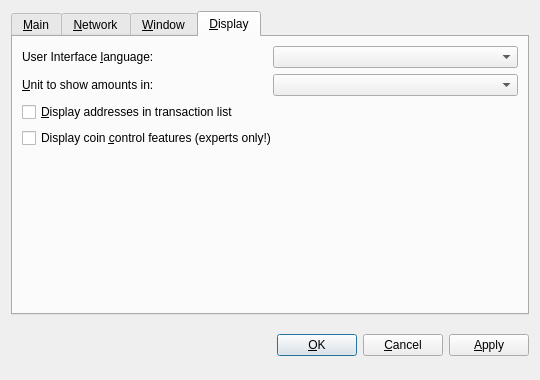
Above: src/qt/forms/optionsdialog.ui from PAXcoinnetwork/guerillacoin before the change. Below: the same form after it.
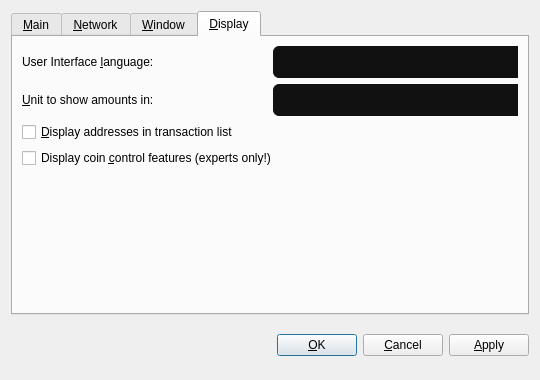
That is the form after the change. The open tabs and pages were chosen to show the change. Icons and pictures are not drawn. Custom widgets are drawn as their Qt base class.

Diff of the .ui file:
```diff
--- a/src/qt/forms/optionsdialog.ui
+++ b/src/qt/forms/optionsdialog.ui
@@ -13,12 +13,350 @@
   <property name="windowTitle">
    <string>Options</string>
   </property>
+  <property name="styleSheet">
+   <string notr="true">QDialog, QFrame {
+	color: white;
+	background-color: #222;
+	border: none;
+}
+
+QLabel {
+	background-color: transparent;
+}
+
+QCheckBox {
+    color: white;
+}
+
+QFrame#central { background-color: #222; border: none }
+QFrame#frame, QFrame#frame_2, QFrame#frame_3 {
+	background-color: #111;
+	border-style: plain;
+	border-width: 20px;
+	border-radius: 20px;
+	border-color: #111;
+	min-width: 10em;
+	padding: 6px;
+}
+QLabel[openExternalLinks=true], QHeaderView { color: #cca000 }
+QLabel[openExternalLinks=false] { color: white; font-weight: normal }
+QPushButton, QToolButton {
+	border: 4px solid #111;
+	border-radius: 12px;
+	background-color: #111;
+	color: white;
+	padding: 6px;
+	margin: 6px;
+}
+QPushButton:pressed, QToolButton:checked {
+	color: #cca000;
+}
+QPushButton:pressed, QToolButton:pressed {
+	border-color: #cca000;
+	color: #cca000;
+}
+QPushButton:disabled, QToolButton:disabled {
+	color: #444;
+	background-color: #222;
+}
+
+
+#scrollAreaWidgetContents QToolButton {
+	border-radius: 8px;
+	border-width: 0px;
+}
+
+/* the background-color is overridden to transparent for mac os x 
+   due to the entire toolbar area not being drawable in a regular
+   QMainWindow
+*/
+QToolBar { background: #222; border: 0px solid black; padding: 3px; }
+
+QToolBar::handle { image: url(handle.png); }
+QStatusBar { background: #222; }
+QMenuBar { background: #222; }
+QMenuBar::item { background: #222; color: white; }
+
+#scrollAreaWidgetContents { background: #222 }
+#scrollAreaWidgetContents &gt; QFrame { background-color: #222; border-width: 0px; border-style: none; }
+
+QLineEdit {
+	border-radius: 6px;
+	border-width: 2px;
+	border-color: #222;
+	padding: 8px;
+	background-color: #111;
+	color: white;
+}
+
+QComboBox {
+	border-radius: 6px;
+	border-width: 0;
+	border-style: none;
+	padding: 8px;
+	background-color: #111;
+	color: white;
+}
+
+QComboBox::drop-down {
+	border-width: 0;
+	border-style: none;
+	background-color: #111;
+	color: white;
+}
+
+QTableView {
+	background: #111;
+	color: white;
+	border-style: none;
+	selection-background-color: #cca000;
+    alternate-background-color: #222;
+	selection-color: #111;
+	border: 0px solid black;
+}
+
+QHeaderView { color: #cca000; background-color: #111; background-image: none; }
+QHeaderView::section { color: #cca000; background-color: #222; }
+QHeaderView::section:checked { background-color: #111; }
+
+QTabWidget {
+	background: #111;
+}
+
+ QTabWidget::pane {
+     border-top: 2px solid #111;
+     border: 4px solid #111;
+     border-bottom-left-radius: 8px;
+     border-bottom-right-radius: 8px;
+     border-top-right-radius: 8px;
+	background: #111;
+ }
+
+ QTabWidget::tab-bar {
+     left: 5px; /* move to the right by 5px */
+ }
+
+ /* Style the tab using the tab sub-control. Note that
+     it reads QTabBar _not_ QTabWidget */
+ QTabBar::tab {
+     background: #111;
+     border: 4px solid #222;
+     border-bottom-color: #111; /* same as the pane color */
+     border-top-left-radius: 4px;
+     border-top-right-radius: 4px;
+     min-width: 8ex;
+     padding: 4px;
+     color: #888;
+ }
+
+ QTabBar::tab:selected, QTabBar::tab:hover {
+     color: #cca000
+ }
+
+ QTabBar::tab:selected {
+     border-color: #111; /* same as pane color */
+     border-top-color: #cca000;
+ }
+
+ QTabBar::tab:!selected {
+     margin-top: 2px; /* make non-selected tabs look smaller */
+ }
+
+ /* make use of negative margins for overlapping tabs */
+ QTabBar::tab:selected {
+     /* expand/overlap to the left and right by 4px */
+     margin-left: -4px;
+     margin-right: -4px;
+ }
+
+ QTabBar::tab:first:selected {
+     margin-left: 0; /* the first selected tab has nothing to overlap with on the left */
+ }
+
+ QTabBar::tab:last:selected {
+     margin-right: 0; /* the last selected tab has nothing to overlap with on the right */
+ }
+
+ QTabBar::tab:only-one {
+     margin: 0; /* if there is only one tab, we don't want overlapping margins */
+ }
+
+
+</string>
+  </property>
   <property name="modal">
    <bool>true</bool>
   </property>
   <layout class="QVBoxLayout" name="verticalLayout">
    <item>
     <widget class="QTabWidget" name="tabWidget">
+     <property name="autoFillBackground">
+      <bool>false</bool>
+     </property>
+     <property name="styleSheet">
+      <string notr="true">background-color: #222;
+
+QLabel {
+	background-color: transparent;
+}
+
+QCheckBox {
+    color: white;
+}
+
+QFrame#central { background-color: #222; border: none }
+QFrame#frame, QFrame#frame_2, QFrame#frame_3 {
+	background-color: #111;
+	border-style: plain;
+	border-width: 20px;
+	border-radius: 20px;
+	border-color: #111;
+	min-width: 10em;
+	padding: 6px;
+}
+QLabel[openExternalLinks=true], QHeaderView { color: #cca000 }
+QLabel[openExternalLinks=false] { color: white; font-weight: normal }
+QPushButton, QToolButton {
+	border: 4px solid #111;
+	border-radius: 12px;
+	background-color: #111;
+	color: white;
+	padding: 6px;
+	margin: 6px;
+}
+QPushButton:pressed, QToolButton:checked {
+	color: #cca000;
+}
+QPushButton:pressed, QToolButton:pressed {
+	border-color: #cca000;
+	color: #cca000;
+}
+QPushButton:disabled, QToolButton:disabled {
+	color: #444;
+	background-color: #222;
+}
+
+
+#scrollAreaWidgetContents QToolButton {
+	border-radius: 8px;
+	border-width: 0px;
+}
+
+/* the background-color is overridden to transparent for mac os x 
+   due to the entire toolbar area not being drawable in a regular
+   QMainWindow
+*/
+QToolBar { background: #222; border: 0px solid black; padding: 3px; }
+
+QToolBar::handle { image: url(handle.png); }
+QStatusBar { background: #222; }
+QMenuBar { background: #222; }
+QMenuBar::item { background: #222; color: white; }
+
+#scrollAreaWidgetContents { background: #222 }
+#scrollAreaWidgetContents &gt; QFrame { background-color: #222; border-width: 0px; border-style: none; }
+
+QLineEdit {
+	border-radius: 6px;
+	border-width: 2px;
+	border-color: #222;
+	padding: 8px;
+	background-color: #111;
+	color: white;
+}
+
+QComboBox {
+	border-radius: 6px;
+	border-width: 0;
+	border-style: none;
+	padding: 8px;
+	background-color: #111;
+	color: white;
+}
+
+QComboBox::drop-down {
+	border-width: 0;
+	border-style: none;
+	background-color: #111;
+	color: white;
+}
+
+QTableView {
+	background: #111;
+	color: white;
+	border-style: none;
+	selection-background-color: #cca000;
+    alternate-background-color: #222;
+	selection-color: #111;
+	border: 0px solid black;
+}
+
+QHeaderView { color: #cca000; background-color: #111; background-image: none; }
+QHeaderView::section { color: #cca000; background-color: #222; }
+QHeaderView::section:checked { background-color: #111; }
+
+QTabWidget {
+	background: #111;
+}
+
+ QTabWidget::pane {
+     border-top: 2px solid #111;
+     border: 4px solid #111;
+     border-bottom-left-radius: 8px;
+     border-bottom-right-radius: 8px;
+     border-top-right-radius: 8px;
+	background: #111;
+ }
+
+ QTabWidget::tab-bar {
+     left: 5px; /* move to the right by 5px */
+ }
+
+ /* Style the tab using the tab sub-control. Note that
+     it reads QTabBar _not_ QTabWidget */
+ QTabBar::tab {
+     background: #111;
+     border: 4px solid #222;
+     border-bottom-color: #111; /* same as the pane color */
+     border-top-left-radius: 4px;
+     border-top-right-radius: 4px;
+     min-width: 8ex;
+     padding: 4px;
+     color: #888;
+ }
+
+ QTabBar::tab:selected, QTabBar::tab:hover {
+     color: #cca000
+ }
+
+ QTabBar::tab:selected {
+     border-color: #111; /* same as pane color */
+     border-top-color: #cca000;
+ }
+
+ QTabBar::tab:!selected {
+     margin-top: 2px; /* make non-selected tabs look smaller */
+ }
+
+ /* make use of negative margins for overlapping tabs */
+ QTabBar::tab:selected {
+     /* expand/overlap to the left and right by 4px */
+     margin-left: -4px;
+     margin-right: -4px;
+ }
+
+ QTabBar::tab:first:selected {
+     margin-left: 0; /* the first selected tab has nothing to overlap with on the left */
+ }
+
+ QTabBar::tab:last:selected {
+     margin-right: 0; /* the last selected tab has nothing to overlap with on the right */
+ }
+
+ QTabBar::tab:only-one {
+     margin: 0; /* if there is only one tab, we don't want overlapping margins */
+ }</string>
+     </property>
      <property name="tabPosition">
       <enum>QTabWidget::North</enum>
      </property>
@@ -351,6 +689,32 @@
            <property name="toolTip">
             <string>The user interface language can be set here. This setting will take effect after restarting Guerillacoin.</string>
            </property>
+           <property name="styleSheet">
+            <string notr="true">QLineEdit {
+	border-radius: 6px;
+	border-width: 2px;
+	border-color: #222;
+	padding: 8px;
+	background-color: #111;
+	color: white;
+}
+
+QComboBox {
+	border-radius: 6px;
+	border-width: 0;
+	border-style: none;
+	padding: 8px;
+	background-color: #111;
+	color: white;
+}
+
+QComboBox::drop-down {
+	border-width: 0;
+	border-style: none;
+	background-color: #111;
+	color: white;
+}</string>
+           </property>
           </widget>
          </item>
         </layout>
@@ -375,6 +739,32 @@
            <property name="toolTip">
             <string>Choose the default subdivision unit to show in the interface and when sending coins.</string>
            </property>
+           <property name="styleSheet">
+            <string notr="true">QLineEdit {
+	border-radius: 6px;
+	border-width: 2px;
+	border-color: #222;
+	padding: 8px;
+	background-color: #111;
+	color: white;
+}
+
+QComboBox {
+	border-radius: 6px;
+	border-width: 0;
+	border-style: none;
+	padding: 8px;
+	background-color: #111;
+	color: white;
+}
+
+QComboBox::drop-down {
+	border-width: 0;
+	border-style: none;
+	background-color: #111;
+	color: white;
+}</string>
+           </property>
           </widget>
          </item>
         </layout>
@@ -499,17 +889,18 @@
    <class>BitcoinAmountField</class>
    <extends>QSpinBox</extends>
    <header>bitcoinamountfield.h</header>
-  </customwidget>
-  <customwidget>
-   <class>QValueComboBox</class>
-   <extends>QComboBox</extends>
-   <header>qvaluecombobox.h</header>
+   <container>1</container>
   </customwidget>
   <customwidget>
    <class>QValidatedLineEdit</class>
    <extends>QLineEdit</extends>
    <header>qvalidatedlineedit.h</header>
   </customwidget>
+  <customwidget>
+   <class>QValueComboBox</class>
+   <extends>QComboBox</extends>
+   <header>qvaluecombobox.h</header>
+  </customwidget>
  </customwidgets>
  <resources/>
  <connections/>
```
Left out of the diff: 72 changed lines with no effect on the pictures.
